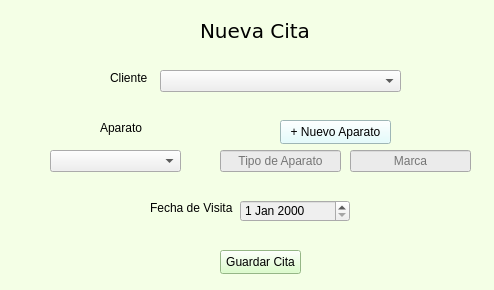
First picture: the form in nueva_cita.ui, repository ileosalazar/MultiserviciosProfesionalesJG, before the edit.
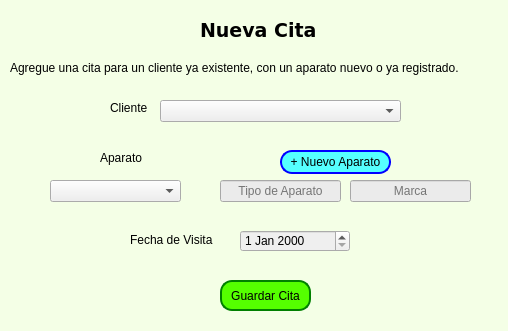
Second picture: the form after the edit.

Diff of the .ui file:
```diff
--- a/nueva_cita.ui
+++ b/nueva_cita.ui
@@ -6,8 +6,8 @@
    <rect>
     <x>0</x>
     <y>0</y>
-    <width>494</width>
-    <height>290</height>
+    <width>508</width>
+    <height>331</height>
    </rect>
   </property>
   <property name="windowTitle">
@@ -21,16 +21,21 @@
     <rect>
      <x>200</x>
      <y>20</y>
-     <width>111</width>
+     <width>121</width>
      <height>21</height>
     </rect>
    </property>
    <property name="font">
     <font>
      <family>Verdana</family>
-     <pointsize>15</pointsize>
+     <pointsize>14</pointsize>
+     <italic>false</italic>
+     <bold>true</bold>
     </font>
    </property>
+   <property name="styleSheet">
+    <string notr="true">font: 700 14pt &quot;Verdana&quot;;</string>
+   </property>
    <property name="text">
     <string>Nueva Cita</string>
    </property>
@@ -39,11 +44,14 @@
    <property name="geometry">
     <rect>
      <x>110</x>
-     <y>70</y>
+     <y>100</y>
      <width>51</width>
      <height>16</height>
     </rect>
    </property>
+   <property name="styleSheet">
+    <string notr="true">font: 9pt &quot;Verdana&quot;;</string>
+   </property>
    <property name="text">
     <string>Cliente</string>
    </property>
@@ -52,11 +60,14 @@
    <property name="geometry">
     <rect>
      <x>100</x>
-     <y>120</y>
+     <y>150</y>
      <width>71</width>
      <height>16</height>
     </rect>
    </property>
+   <property name="styleSheet">
+    <string notr="true">font: 9pt &quot;Verdana&quot;;</string>
+   </property>
    <property name="text">
     <string>Aparato</string>
    </property>
@@ -64,12 +75,15 @@
   <widget class="QLabel" name="label_4">
    <property name="geometry">
     <rect>
-     <x>150</x>
-     <y>200</y>
-     <width>91</width>
-     <height>16</height>
+     <x>130</x>
+     <y>230</y>
+     <width>101</width>
+     <height>20</height>
     </rect>
    </property>
+   <property name="styleSheet">
+    <string notr="true">font: 9pt &quot;Verdana&quot;;</string>
+   </property>
    <property name="text">
     <string>Fecha de Visita</string>
    </property>
@@ -78,7 +92,7 @@
    <property name="geometry">
     <rect>
      <x>240</x>
-     <y>200</y>
+     <y>230</y>
      <width>110</width>
      <height>22</height>
     </rect>
@@ -92,13 +106,15 @@
    <property name="geometry">
     <rect>
      <x>220</x>
-     <y>250</y>
-     <width>81</width>
-     <height>24</height>
+     <y>280</y>
+     <width>91</width>
+     <height>31</height>
     </rect>
    </property>
    <property name="styleSheet">
-    <string notr="true">background-color: rgb(209, 255, 187);</string>
+    <string notr="true">border: 2px solid green;
+border-radius: 12px;
+background-color: rgb(85, 255, 0);</string>
    </property>
    <property name="text">
     <string>Guardar Cita</string>
@@ -108,7 +124,7 @@
    <property name="geometry">
     <rect>
      <x>160</x>
-     <y>70</y>
+     <y>100</y>
      <width>241</width>
      <height>22</height>
     </rect>
@@ -121,7 +137,7 @@
    <property name="geometry">
     <rect>
      <x>50</x>
-     <y>150</y>
+     <y>180</y>
      <width>131</width>
      <height>22</height>
     </rect>
@@ -135,13 +151,15 @@
    <property name="geometry">
     <rect>
      <x>280</x>
-     <y>120</y>
+     <y>150</y>
      <width>111</width>
      <height>24</height>
     </rect>
    </property>
    <property name="styleSheet">
-    <string notr="true">background-color: rgb(221, 255, 255);</string>
+    <string notr="true">border: 2px solid blue;
+border-radius: 12px;
+background-color: rgb(85, 255, 255);</string>
    </property>
    <property name="text">
     <string>+ Nuevo Aparato</string>
@@ -154,7 +172,7 @@
    <property name="geometry">
     <rect>
      <x>220</x>
-     <y>150</y>
+     <y>180</y>
      <width>121</width>
      <height>22</height>
     </rect>
@@ -176,7 +194,7 @@
    <property name="geometry">
     <rect>
      <x>350</x>
-     <y>150</y>
+     <y>180</y>
      <width>121</width>
      <height>22</height>
     </rect>
@@ -194,6 +212,22 @@
     <string>Marca</string>
    </property>
   </widget>
+  <widget class="QLabel" name="label_5">
+   <property name="geometry">
+    <rect>
+     <x>10</x>
+     <y>60</y>
+     <width>491</width>
+     <height>16</height>
+    </rect>
+   </property>
+   <property name="styleSheet">
+    <string notr="true">font: 8pt &quot;Verdana&quot;;</string>
+   </property>
+   <property name="text">
+    <string>Agregue una cita para un cliente ya existente, con un aparato nuevo o ya registrado.</string>
+   </property>
+  </widget>
  </widget>
  <resources/>
  <connections/>
```
Left out of the diff: 2 changed lines with no effect on the pictures.
